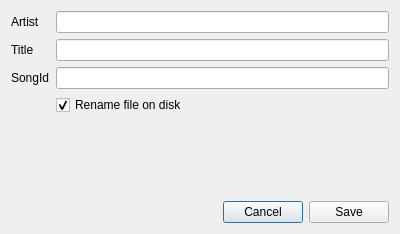
OpenKJ/OpenKJ, file OpenKJ/dlgeditsong.ui: the form before one commit.
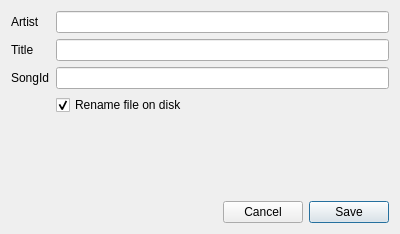
The form after the commit.

Commit message: Set save button to default on enter keypress.

What changed in the file:
```diff
--- a/OpenKJ/dlgeditsong.ui
+++ b/OpenKJ/dlgeditsong.ui
@@ -98,6 +98,9 @@
        <property name="text">
         <string>Save</string>
        </property>
+       <property name="default">
+        <bool>true</bool>
+       </property>
       </widget>
      </item>
     </layout>
```
The commit also changes 8 other files.
